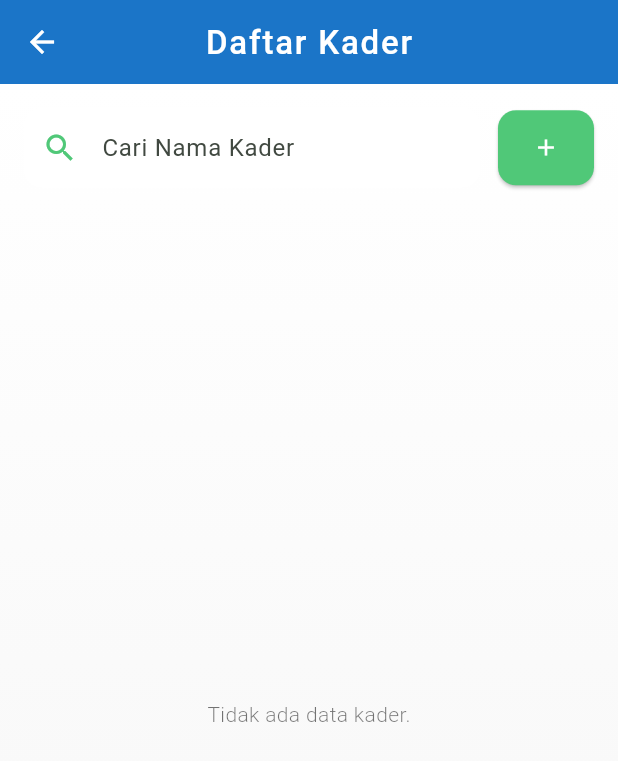
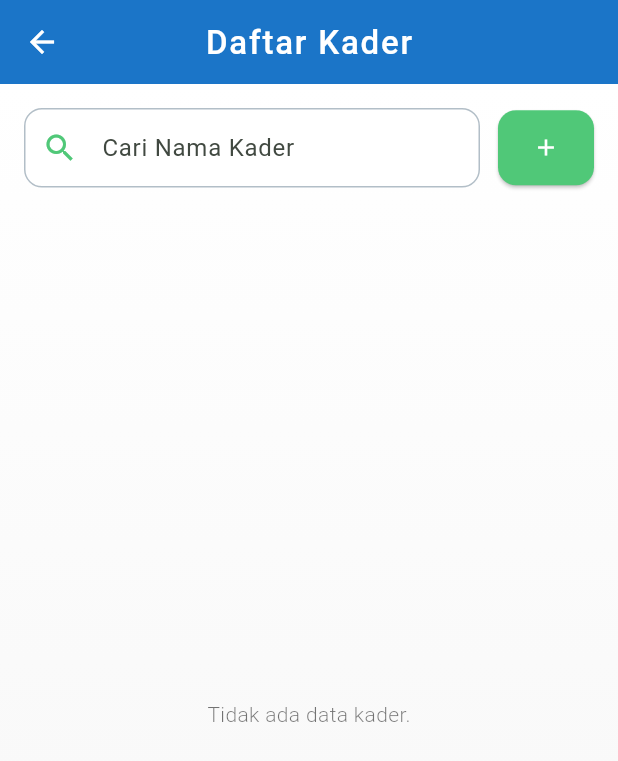
Before and after one commit to para-pencari-duid/E-assesment-Kader, a Flutter app: the ListKaderPage screen opened by its route, on a phone screen of 412 x 824 dp. Shown: the top 761 px of the screen. Run offline on Flutter 3.47's test engine with Material 3 defaults, Android fonts, the phone set to English and light mode, and no system bars; our stand-ins replace go_router, google_fonts, shared_preferences; accounts and stored records are empty.

Commit message:
refactor: widget customtextfield validator and search widget for kader

```diff
--- a/lib/pages/list_kader_page.dart
+++ b/lib/pages/list_kader_page.dart
@@ -37,7 +37,8 @@ class _ListKaderPageState extends State<ListKaderPage> {
   Widget build(BuildContext context) {
     return Scaffold(
       appBar: AppBar(
-        title: const Text("Daftar Kader", style: TextStyle(color: Colors.white)),
+        title:
+            const Text("Daftar Kader", style: TextStyle(color: Colors.white)),
         centerTitle: true,
         backgroundColor: Colors.blue.shade700,
         elevation: 2,
@@ -60,14 +61,24 @@ class _ListKaderPageState extends State<ListKaderPage> {
                   child: TextField(
                     decoration: InputDecoration(
                       hintText: "Cari Nama Kader",
-                      prefixIcon: Icon(Icons.search, color: AppColors.green400.color),
+                      prefixIcon:
+                          Icon(Icons.search, color: AppColors.green400.color),
                       filled: true,
                       fillColor: Colors.white,
-                      border: OutlineInputBorder(
-                        borderRadius: BorderRadius.circular(12),
-                        borderSide: BorderSide.none,
-                      ),
-                      contentPadding: const EdgeInsets.symmetric(horizontal: 16, vertical: 14),
+                      enabledBorder: OutlineInputBorder(
+                          borderRadius: BorderRadius.circular(12.0),
+                          borderSide: BorderSide(
+                            color: AppColors.grey300.color,
+                            width: 1,
+                          )),
+                      focusedBorder: OutlineInputBorder(
+                          borderRadius: BorderRadius.circular(12.0),
+                          borderSide: BorderSide(
+                            color: AppColors.green400.color,
+                            width: 1,
+                          )),
+                      contentPadding: const EdgeInsets.symmetric(
+                          horizontal: 16, vertical: 14),
                     ),
                   ),
                 ),
@@ -75,13 +86,15 @@ class _ListKaderPageState extends State<ListKaderPage> {
                 ElevatedButton(
                   style: ElevatedButton.styleFrom(
                     padding: const EdgeInsets.all(16),
-                    shape: RoundedRectangleBorder(borderRadius: BorderRadius.circular(12)),
+                    shape: RoundedRectangleBorder(
+                        borderRadius: BorderRadius.circular(12)),
                     backgroundColor: AppColors.green400.color,
                   ),
                   onPressed: () {
                     Navigator.push(
                       context,
-                      MaterialPageRoute(builder: (context) => const SignUpKaderPage()),
+                      MaterialPageRoute(
+                          builder: (context) => const SignUpKaderPage()),
                     );
                   },
                   child: const Icon(Icons.add, color: Colors.white),
@@ -107,7 +120,8 @@ class _ListKaderPageState extends State<ListKaderPage> {
                     final kaderList = provider.kaders;
                     if (kaderList == null || kaderList.isEmpty) {
                       return const Center(
-                        child: Text("Tidak ada data kader.", style: TextStyle(color: Colors.black54)),
+                        child: Text("Tidak ada data kader.",
+                            style: TextStyle(color: Colors.black54)),
                       );
                     }
                     return ListView.builder(
```
Also changed, not shown: lib/pages/login_page.dart (+21 -8 lines), lib/pages/sign_up_kader_page.dart (+18 -7 lines), lib/widgets/custom_textfield.dart (+77 -10 lines), pubspec.lock.
